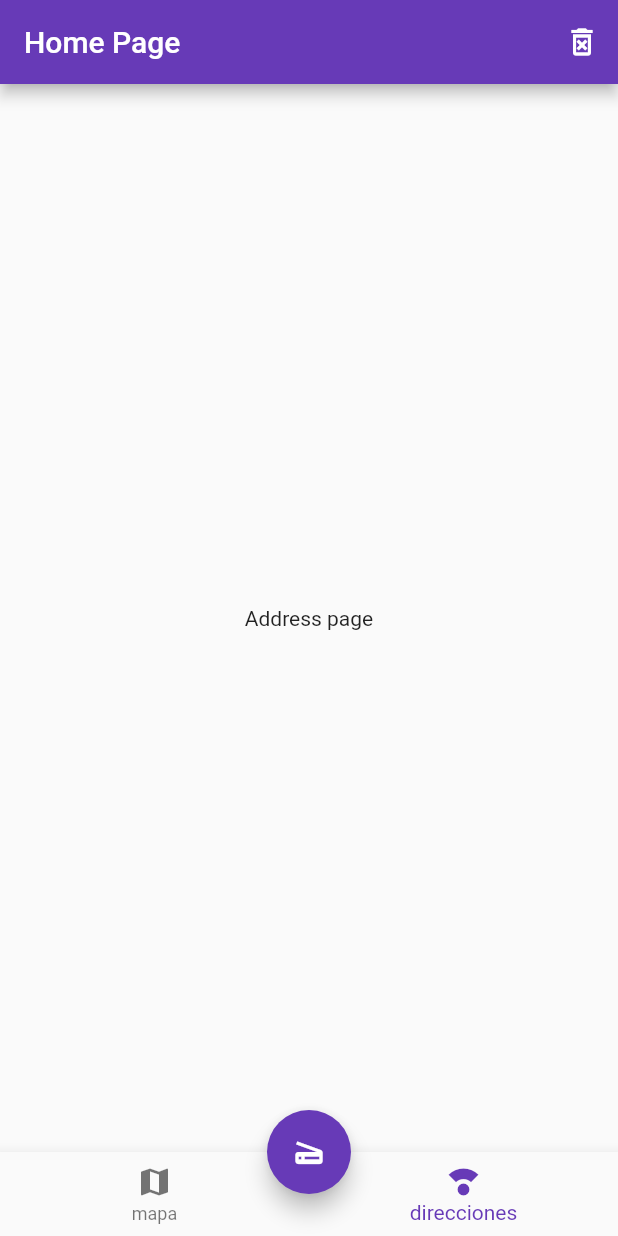
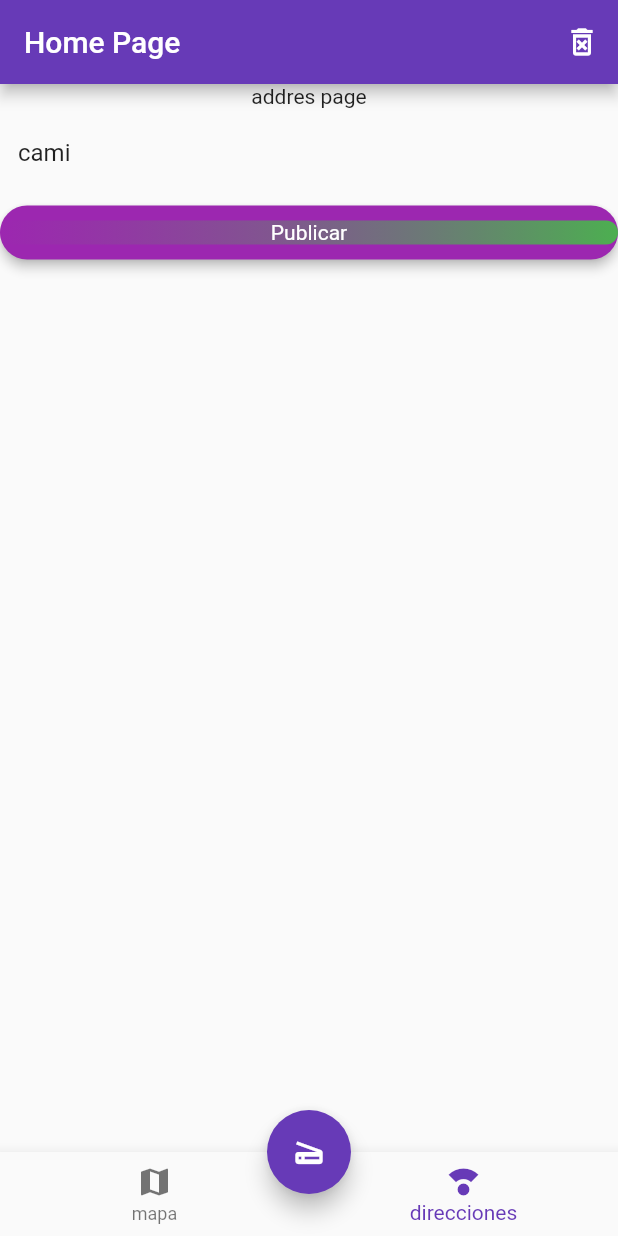
Before and after one commit to cristiancamilo070/Provider-App, a Flutter app: the screen it shows after launch, item 2 of the bottom bar chosen, on a phone screen of 412 x 824 dp. Run offline on Flutter 3.47's test engine with Material 2 defaults, Android fonts, the phone set to English and light mode, and no system bars; missing offline and left inert: flutter_barcode_scanner.

Commit message:
first provider

```diff
--- a/lib/main.dart
+++ b/lib/main.dart
@@ -1,4 +1,3 @@
-// ignore_for_file: prefer_const_constructors, unnecessary_new
 
 import 'package:flutter/material.dart';
 import 'package:provider/provider.dart';
@@ -6,7 +5,7 @@ import 'package:testprov/pages/home_page.dart';
 import 'package:testprov/pages/map_page.dart';
 import 'package:testprov/providers/ui_provider.dart';
 
-void main() => runApp(MyApp());
+void main() => runApp(const MyApp());
 
 class MyApp extends StatelessWidget {
   const MyApp({Key? key}) : super(key: key);
@@ -15,19 +14,19 @@ class MyApp extends StatelessWidget {
   Widget build(BuildContext context) {
     return MultiProvider(
       providers: [
-        ChangeNotifierProvider(create: (_)=>new UiProvider(),)
+        ChangeNotifierProvider(create: (_)=>UiProvider())
       ],
       child: MaterialApp(
         debugShowCheckedModeBanner: false,
         title: 'testprov',
         initialRoute: 'home',
         routes: {
-          'home'  :(_)=>HomePage(),
-          'map'   :(_)=>MapPage()
+          'home'  :(_)=>const HomePage(),
+          'map'   :(_)=>const MapPage()
         },
         theme: ThemeData(
           primarySwatch: Colors.deepPurple,
-          floatingActionButtonTheme: FloatingActionButtonThemeData(
+          floatingActionButtonTheme: const FloatingActionButtonThemeData(
             backgroundColor: Colors.deepPurple
           )
 
--- a/lib/pages/address_page.dart
+++ b/lib/pages/address_page.dart
@@ -1,13 +1,58 @@
-// ignore_for_file: prefer_const_constructors
 
 import 'package:flutter/material.dart';
+import 'package:provider/provider.dart';
+import 'package:testprov/providers/ui_provider.dart';
 class AddressPage extends StatelessWidget {
   const AddressPage({Key? key}) : super(key: key);
 
   @override
   Widget build(BuildContext context) {
-    return Center(
-      child: Text('Address page'),
+    final uiProvider=Provider.of<UiProvider>(context);
+    final currentName=uiProvider.name;
+    return Column(
+      children: [
+        const Center(child: Text("addres page")),
+        _nombre(context),
+
+        ElevatedButton(
+      style: ElevatedButton.styleFrom(
+        primary: Colors.purple,
+        shape: RoundedRectangleBorder(borderRadius: BorderRadius.circular(30.0),),
+        elevation: 3,
+        textStyle: const TextStyle(color: Colors.green),
+        padding: const EdgeInsets.all(0.0)
+      ),
+        onPressed: ()=>uiProvider.name =currentName,
+         child: Ink(
+      decoration:BoxDecoration(
+      gradient: LinearGradient(colors: [Colors.purple.withOpacity(0.6), Colors.green]),
+      borderRadius: BorderRadius.circular(20)) ,
+      child:Container(
+        alignment: Alignment.center,
+        child: const Text('Publicar')
+      )
+    ),
+        )
+      ],
     );
   }
 }
+
+Widget _nombre( BuildContext context) {
+  final uiProvider=Provider.of<UiProvider>(context);
+  final currentName=uiProvider.name;
+
+    return TextFormField(
+      initialValue: currentName,
+      textCapitalization: TextCapitalization.sentences,
+      onSaved: (value) =>currentName,
+      decoration: InputDecoration(
+                hintText: "Escribe el nombre",
+                labelStyle: const TextStyle(color: Colors.purple ),
+                border: OutlineInputBorder(
+                    borderRadius: BorderRadius.circular(30.0),
+                    borderSide: BorderSide.none
+                ),
+      ),
+    );
+}
--- a/lib/pages/home_page.dart
+++ b/lib/pages/home_page.dart
@@ -1,4 +1,3 @@
-// ignore_for_file: prefer_const_constructors
 
 import 'package:flutter/material.dart';
 import 'package:provider/provider.dart';
@@ -8,6 +7,8 @@ import 'package:testprov/providers/ui_provider.dart';
 import 'package:testprov/widgets/bottom_navigation_bar.dart';
 import 'package:testprov/widgets/scan_button.dart';
 
+import 'map_page.dart';
+
 class HomePage extends StatelessWidget {
   const HomePage({Key? key}) : super(key: key);
 
@@ -16,17 +17,17 @@ class HomePage extends StatelessWidget {
 
     return Scaffold(
       appBar: AppBar(
-        title: Text('Home Page'),
+        title: const Text('Home Page'),
         actions: [
           IconButton(
             onPressed: (){},
-            icon: Icon(Icons.delete_forever_outlined)
+            icon: const Icon(Icons.delete_forever_outlined)
           )
         ],
       ),
-      body: _HomePageBody(),
-      bottomNavigationBar: CustomNavigationBar(),
-      floatingActionButton: ScanButton(),
+      body: const _HomePageBody(),
+      bottomNavigationBar:  const CustomNavigationBar(),
+      floatingActionButton: const ScanButton(),
       floatingActionButtonLocation: FloatingActionButtonLocation.centerDocked,
     );
   }
@@ -44,9 +45,9 @@ class _HomePageBody extends StatelessWidget {
     //This one needs to be the same in the 2 classes
     final currentIndex=uiProvider.selectedMenuOpt;
     switch (currentIndex) {
-      case 0 : return MapsPage();
-      case 1 : return AddressPage();
-      default: return MapsPage();
+      case 0 : return const MapsPage();
+      case 1 : return const AddressPage();
+      default: return const MapPage();
     }
   }
 }
--- a/lib/pages/map_page.dart
+++ b/lib/pages/map_page.dart
@@ -1,4 +1,3 @@
-// ignore_for_file: prefer_const_constructors
 
 import 'package:flutter/material.dart';
 
@@ -8,7 +7,7 @@ class MapPage extends StatelessWidget {
 
   @override
   Widget build(BuildContext context) {
-    return Scaffold(
+    return const Scaffold(
       body: Center(
         child: Text('Map Page'),
         ),
--- a/lib/pages/maps_page.dart
+++ b/lib/pages/maps_page.dart
@@ -1,12 +1,12 @@
-// ignore_for_file: prefer_const_constructors
 
 import 'package:flutter/material.dart';
+
 class MapsPage extends StatelessWidget {
   const MapsPage({Key? key}) : super(key: key);
 
   @override
   Widget build(BuildContext context) {
-    return Center(
+    return const Center(
       child: Text('Maps page'),
     );
   }
--- a/lib/providers/ui_provider.dart
+++ b/lib/providers/ui_provider.dart
@@ -1,15 +1,25 @@
-// ignore_for_file: unnecessary_this
 
 import 'package:flutter/material.dart';
 class UiProvider extends ChangeNotifier{
   int _selectedMenuOpt=0;
+  String _name="cami";
 
   int get selectedMenuOpt{
-    return this._selectedMenuOpt;
+    return _selectedMenuOpt;
   }
 
   set selectedMenuOpt(int i){
-    this._selectedMenuOpt=i;
+    _selectedMenuOpt=i;
     notifyListeners();
   }
+
+  String get name{
+    return _name;
+  }
+
+  set name(String name){
+    _name=name;
+    notifyListeners();
+  }
+
 }
--- a/lib/widgets/bottom_navigation_bar.dart
+++ b/lib/widgets/bottom_navigation_bar.dart
@@ -12,6 +12,7 @@ class CustomNavigationBar extends StatelessWidget {
     //Obtener el selected menu opt
     final uiProvider=Provider.of<UiProvider>(context);
     final currentIndex=uiProvider.selectedMenuOpt;
+
     return BottomNavigationBar(
       onTap: (int i)=>uiProvider.selectedMenuOpt = i,
       currentIndex: currentIndex,
--- a/pubspec.yaml
+++ b/pubspec.yaml
@@ -37,6 +37,7 @@ dependencies:
   rename: ^2.0.1
   change_app_package_name: ^1.0.0
   provider: ^6.0.1
+  flutter_barcode_scanner: ^2.0.0
 
 dev_dependencies:
   flutter_test:
```
Also changed, not shown: lib/models/scan_model.dart (added, +40 -0 lines), lib/widgets/scan_button.dart (+12 -1 lines), pubspec.lock.
